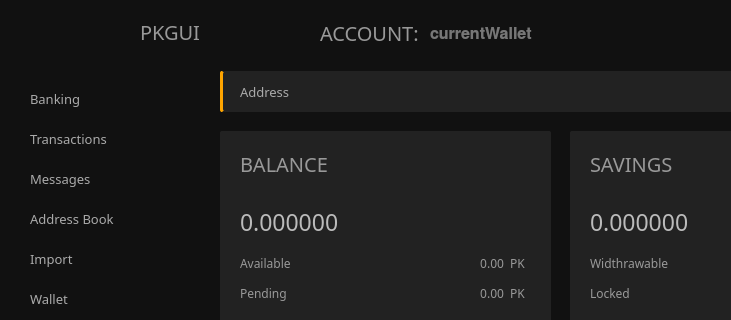
Qt form src/gui/ui/overviewframe.ui (Pennykoin/PKGui) before a commit; both pictures show x 0 to 731 and y 0 to 320 of the 1270 by 700 pixel window.
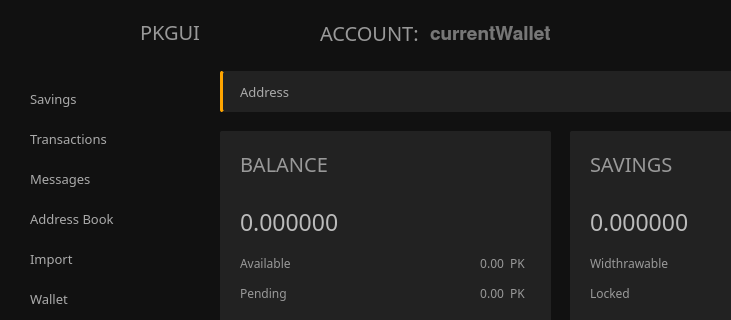
The same form after that commit. Icons and pictures are not drawn.

Diff of the .ui file:
```diff
--- a/src/gui/ui/overviewframe.ui
+++ b/src/gui/ui/overviewframe.ui
@@ -208,7 +208,7 @@
 font-size: 13px;</string>
        </property>
        <property name="text">
-        <string>Banking</string>
+        <string>Savings</string>
        </property>
        <property name="iconSize">
         <size>
@@ -2218,7 +2218,7 @@
       <property name="font">
        <font>
         <family>Nimbus Sans L</family>
-        <pointsize>12</pointsize>
+        <pointsize>14</pointsize>
         <weight>75</weight>
         <bold>true</bold>
        </font>
```
